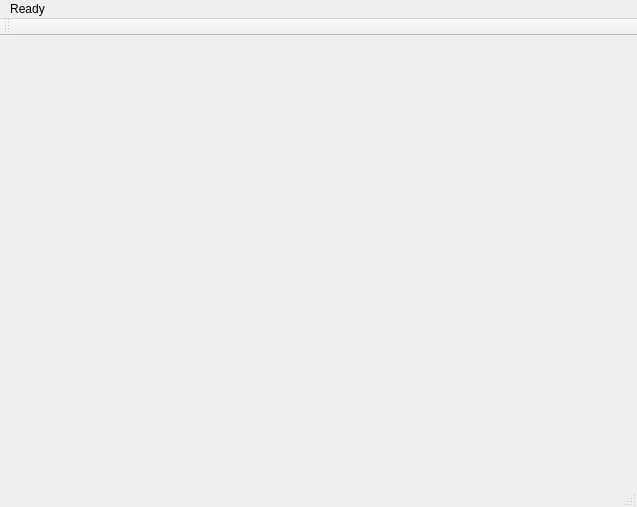
First picture: the form in Utilities/DbOperation/DbOperation.ui, repository wtom76/ML, before the edit.
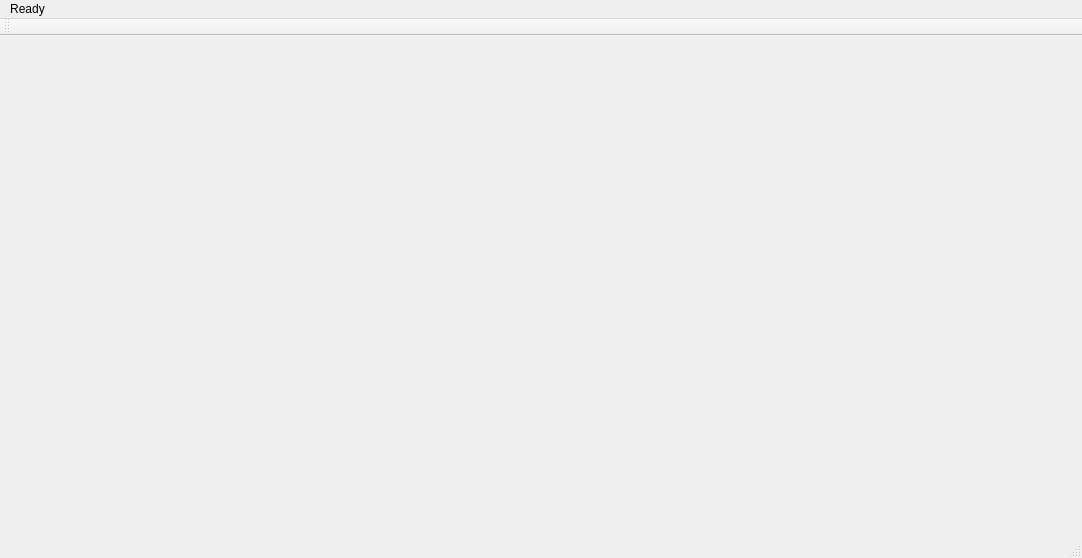
Second picture: the form after the edit.

Patch:
```diff
--- a/Utilities/DbOperation/DbOperation.ui
+++ b/Utilities/DbOperation/DbOperation.ui
@@ -6,8 +6,8 @@
    <rect>
     <x>0</x>
     <y>0</y>
-    <width>637</width>
-    <height>507</height>
+    <width>1082</width>
+    <height>558</height>
    </rect>
   </property>
   <property name="windowTitle">
@@ -19,7 +19,7 @@
     <rect>
      <x>0</x>
      <y>0</y>
-     <width>637</width>
+     <width>1082</width>
      <height>21</height>
     </rect>
    </property>
```
